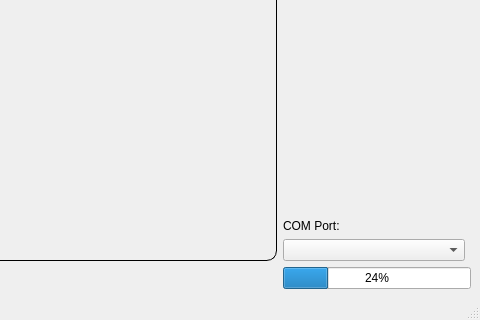
Old version of the form Assets/scanner.ui in the repository PMcTwist/Object-Scanner; both pictures show x 320 to 800 and y 280 to 600 of the 800 by 600 pixel window.
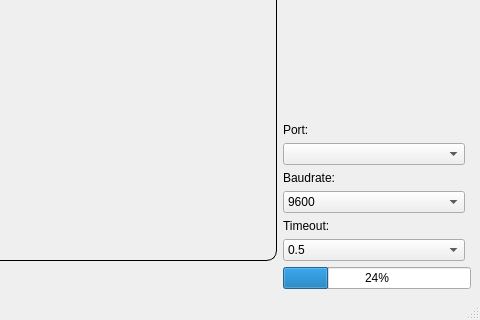
New version of the form.

Commit message:
-Added port, baud, and timeout to be passed in my the ui
P@

The edit to the form file:
```diff
--- a/Assets/scanner.ui
+++ b/Assets/scanner.ui
@@ -106,13 +106,65 @@
         <item>
          <widget class="QLabel" name="label">
           <property name="text">
-           <string>COM Port:</string>
+           <string>Port:</string>
           </property>
          </widget>
         </item>
         <item>
          <widget class="QComboBox" name="comboBox"/>
         </item>
+        <item>
+         <widget class="QLabel" name="label_2">
+          <property name="text">
+           <string>Baudrate:</string>
+          </property>
+         </widget>
+        </item>
+        <item>
+         <widget class="QComboBox" name="comboBox_2">
+          <item>
+           <property name="text">
+            <string>9600</string>
+           </property>
+          </item>
+          <item>
+           <property name="text">
+            <string>115200</string>
+           </property>
+          </item>
+         </widget>
+        </item>
+        <item>
+         <widget class="QLabel" name="label_3">
+          <property name="text">
+           <string>Timeout:</string>
+          </property>
+         </widget>
+        </item>
+        <item>
+         <widget class="QComboBox" name="comboBox_3">
+          <item>
+           <property name="text">
+            <string>0.5</string>
+           </property>
+          </item>
+          <item>
+           <property name="text">
+            <string>1</string>
+           </property>
+          </item>
+          <item>
+           <property name="text">
+            <string>1.5</string>
+           </property>
+          </item>
+          <item>
+           <property name="text">
+            <string>2</string>
+           </property>
+          </item>
+         </widget>
+        </item>
        </layout>
       </item>
       <item row="2" column="0">
```
